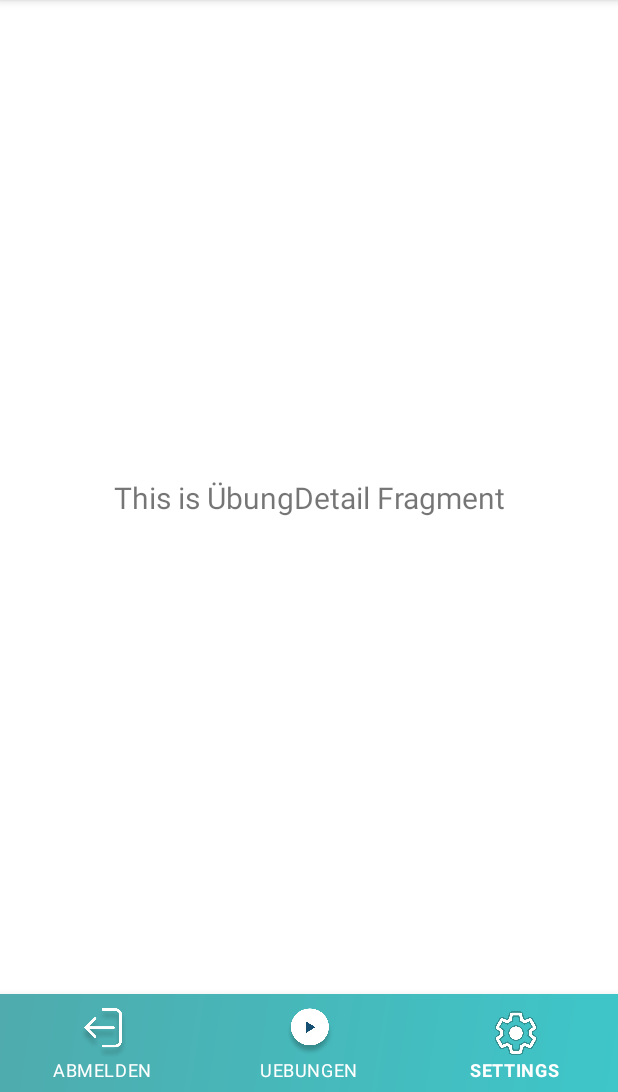
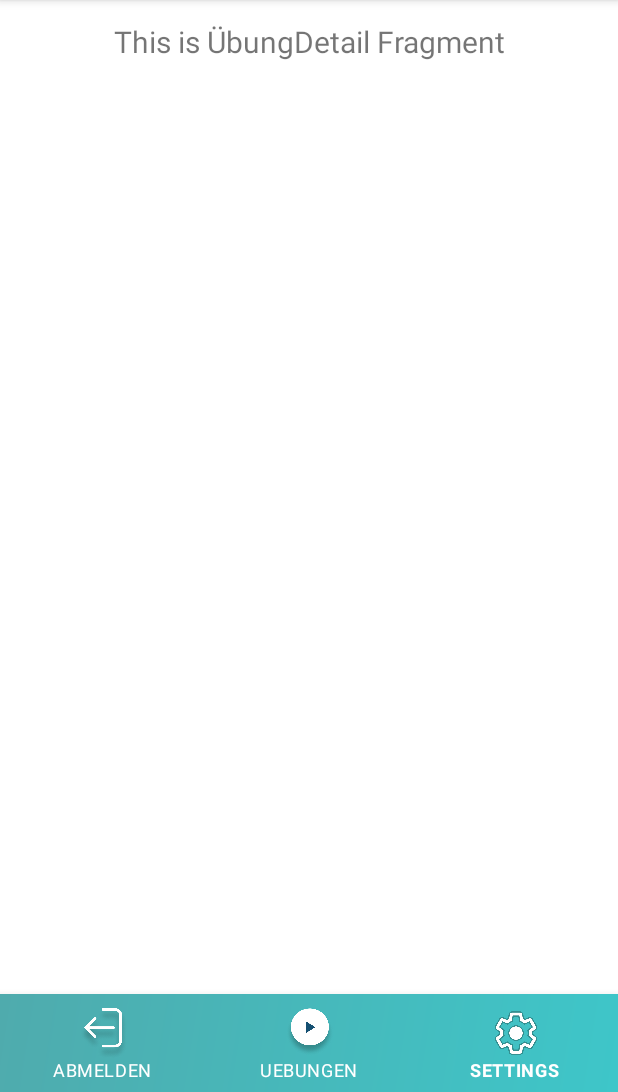
Before and after one commit to MichaelSchwentner/SchmerzfreiApp, an Android app: the screen it shows after launch (MainActivity), in the side drawer, after a tap on "ÜBUNGENDETAIL", on a phone screen of 412 x 824 dp, the part 144-1236 px from its top. Run offline under Robolectric (Android 15) with nearby library versions, the phone set to English and light mode, and no system bars; our stand-ins replace navigation-ui; 1 statement that could not run was skipped.

Commit message:
update.v46 recycler

```diff
--- a/app/build.gradle
+++ b/app/build.gradle
@@ -67,6 +67,9 @@ dependencies {
     implementation 'androidx.navigation:navigation-fragment-ktx:2.5.3'
     implementation 'androidx.navigation:navigation-ui-ktx:2.5.3'
 
+    implementation 'com.google.android.exoplayer:exoplayer-core:2.15.1'
+    implementation 'com.google.android.exoplayer:exoplayer-ui:2.15.1'
+
 
 
 }
--- a/app/src/main/java/com/example/schmerzfreiapp/MainViewModel.kt
+++ b/app/src/main/java/com/example/schmerzfreiapp/MainViewModel.kt
@@ -12,7 +12,9 @@ class MainViewModel : ViewModel() {
     val repository = AppRepository(VimeoApi)
     val videos = repository.video
     val folder = repository.folder
-    val currentFolder : MutableLiveData<String> = MutableLiveData()
+    private val _currentFolder : MutableLiveData<String> = MutableLiveData()
+    val currentFolder: MutableLiveData<String>
+        get() = _currentFolder
 
     fun getFolder(){
         viewModelScope.launch { repository.getFolder() }
@@ -21,4 +23,7 @@ class MainViewModel : ViewModel() {
         viewModelScope.launch { repository.getVideo(currentFolder.value!!) }
 
     }
+    fun setCurrentFolder(folder:String){
+        _currentFolder.value = folder
+    }
 }
--- a/app/src/main/java/com/example/schmerzfreiapp/adapter/WarmupAdapter.kt
+++ b/app/src/main/java/com/example/schmerzfreiapp/adapter/WarmupAdapter.kt
@@ -5,6 +5,7 @@ import android.view.View
 import android.view.ViewGroup
 import android.widget.ImageView
 import android.widget.TextView
+import androidx.navigation.Navigation
 import androidx.recyclerview.widget.RecyclerView
 import com.example.schmerzfreiapp.R
 import com.example.schmerzfreiapp.data.model.Uebungen
@@ -41,6 +42,10 @@ class WarmupAdapter(
         holder.uebungsTitel.setText(uebungen.name)
 
         //TODO: onclick Video soll abgespielt werden
+        holder.uebungsBild.setOnClickListener {
+            Navigation.findNavController(holder.itemView)
+                .navigate(WarmupFragmentDirections.actionWarmupFragmentToNavUebungDetail(uebungen.link))
+        }
 
     }
     // damit der LayoutManager weiß wie lang die Liste ist
--- a/app/src/main/java/com/example/schmerzfreiapp/data/model/Datasource.kt
+++ b/app/src/main/java/com/example/schmerzfreiapp/data/model/Datasource.kt
@@ -6,8 +6,8 @@ class Datasource {
 
     fun getUebungsbilder(): List<Uebungen> {
         return listOf(
-            Uebungen(R.drawable.group_35555, "WARM UP / COOL DOWN"),
-            Uebungen(R.drawable.group_35555, "BASISÜBUNGEN"),
+            Uebungen(R.drawable.group_35555, "warmup"),
+            Uebungen(R.drawable.group_35555, "basisuebungen"),
             Uebungen(R.drawable.group_35555, "BECKEN UNTERER RÜCKEN"),
             Uebungen(R.drawable.group_35555, "SCHULTERN"),
             Uebungen(R.drawable.group_35555, "ARME, HÄNDE"),
--- a/app/src/main/java/com/example/schmerzfreiapp/ui/home/HomeFragment.kt
+++ b/app/src/main/java/com/example/schmerzfreiapp/ui/home/HomeFragment.kt
@@ -5,6 +5,7 @@ import android.view.LayoutInflater
 import android.view.View
 import android.view.ViewGroup
 import androidx.fragment.app.Fragment
+import androidx.fragment.app.activityViewModels
 import androidx.fragment.app.viewModels
 import androidx.lifecycle.ViewModelProvider
 import androidx.lifecycle.lifecycleScope
@@ -19,7 +20,7 @@ import retrofit2.Response
 class HomeFragment : Fragment() {
 
     private var _binding: FragmentHomeBinding? = null
-    private val viewModel: MainViewModel by viewModels()
+    private val viewModel: MainViewModel by activityViewModels()
 
     // This property is only valid between onCreateView and
     // onDestroyView.
--- a/app/src/main/java/com/example/schmerzfreiapp/ui/warmup/WarmupFragment.kt
+++ b/app/src/main/java/com/example/schmerzfreiapp/ui/warmup/WarmupFragment.kt
@@ -6,6 +6,7 @@ import android.view.View
 import android.view.ViewGroup
 import android.widget.TextView
 import androidx.fragment.app.Fragment
+import androidx.fragment.app.activityViewModels
 import androidx.fragment.app.viewModels
 import androidx.lifecycle.ViewModelProvider
 import androidx.lifecycle.lifecycleScope
@@ -20,7 +21,7 @@ import kotlinx.coroutines.launch
 class WarmupFragment : Fragment() {
 
     private var _binding: FragmentWarmupBinding? = null
-    private val viewModel: MainViewModel by viewModels()
+    private val viewModel: MainViewModel by activityViewModels()
 
     // This property is only valid between onCreateView and
     // onDestroyView.
@@ -52,17 +53,16 @@ class WarmupFragment : Fragment() {
             textView2.text = it
         }
 
-        viewModel.currentFolder.observe(viewLifecycleOwner){
-            viewModel.getVideo()
-
+        viewModel.videos.observe(viewLifecycleOwner){
             binding.uebungen3Recycler.adapter = WarmupAdapter(this, viewModel.videos.value!!.data)
         }
-
+        println(viewModel.folder.value)
         for (folder in viewModel.folder.value!!.data){
             if (folder.name == titel){
-                viewModel.currentFolder.value = folder.uri.substringAfterLast("/")
+                viewModel.setCurrentFolder(folder.uri.substringAfterLast("/"))
             }
         }
+        viewModel.getVideo()
 
         return root
     }
--- a/app/src/main/res/layout/fragment_uebung_detail.xml
+++ b/app/src/main/res/layout/fragment_uebung_detail.xml
@@ -16,6 +16,8 @@
         android:textSize="20sp"
         app:layout_constraintBottom_toBottomOf="parent"
         app:layout_constraintEnd_toEndOf="parent"
+        app:layout_constraintHorizontal_bias="1.0"
         app:layout_constraintStart_toStartOf="parent"
-        app:layout_constraintTop_toTopOf="parent" />
+        app:layout_constraintTop_toTopOf="parent"
+        app:layout_constraintVertical_bias="0.022" />
 </androidx.constraintlayout.widget.ConstraintLayout>
--- a/app/src/main/res/navigation/mobile_navigation.xml
+++ b/app/src/main/res/navigation/mobile_navigation.xml
@@ -37,7 +37,11 @@
         android:id="@+id/nav_uebungDetail"
         android:name="com.example.schmerzfreiapp.ui.UebungDetail.UebungDetailFragment"
         android:label="UebungDetailFragment"
-        tools:layout="@layout/fragment_uebung_detail"/>
+        tools:layout="@layout/fragment_uebung_detail">
+        <argument
+            android:name="uri"
+            app:argType="string" />
+    </fragment>
     <fragment
         android:id="@+id/nav_uebungen"
         android:name="com.example.schmerzfreiapp.ui.uebungen.UebungenFragment"
@@ -55,5 +59,8 @@
         <argument
             android:name="titel"
             app:argType="string" />
+        <action
+            android:id="@+id/action_warmupFragment_to_nav_uebungDetail"
+            app:destination="@id/nav_uebungDetail" />
     </fragment>
 </navigation>
```
